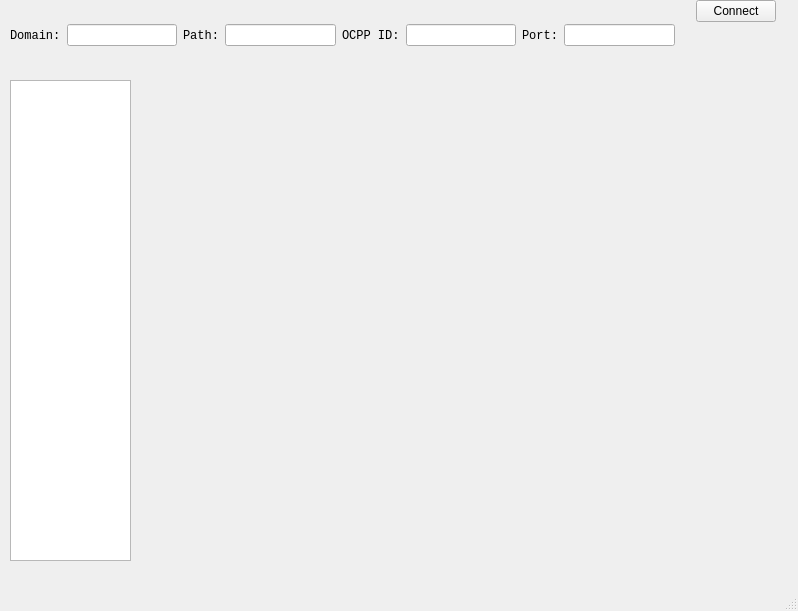
Qt form src/window/ui/main_form.ui (triplearon/ChargerSimulator-OCPP16J) before a commit.
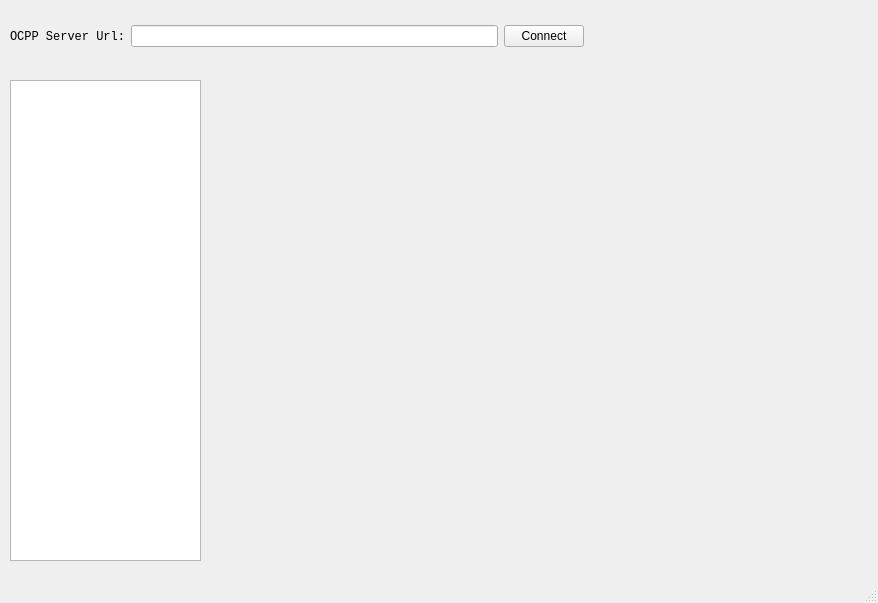
The same form after that commit.

```diff
--- a/src/window/ui/main_form.ui
+++ b/src/window/ui/main_form.ui
@@ -6,8 +6,8 @@
    <rect>
     <x>0</x>
     <y>0</y>
-    <width>798</width>
-    <height>611</height>
+    <width>878</width>
+    <height>603</height>
    </rect>
   </property>
   <property name="windowTitle">
@@ -19,59 +19,27 @@
      <rect>
       <x>10</x>
       <y>80</y>
-      <width>121</width>
+      <width>191</width>
       <height>481</height>
      </rect>
     </property>
+    <property name="editTriggers">
+     <set>QAbstractItemView::NoEditTriggers</set>
+    </property>
+    <property name="batchSize">
+     <number>16</number>
+    </property>
    </widget>
-   <widget class="QWidget" name="">
+   <widget class="QWidget" name="layoutWidget">
     <property name="geometry">
      <rect>
       <x>10</x>
       <y>0</y>
-      <width>781</width>
-      <height>71</height>
+      <width>861</width>
+      <height>73</height>
      </rect>
     </property>
-    <layout class="QHBoxLayout" name="horizontalLayout" stretch="0,1,0,1,0,1,0,1,1">
-     <item>
-      <widget class="QLabel" name="label_2">
-       <property name="font">
-        <font>
-         <family>Consolas</family>
-        </font>
-       </property>
-       <property name="text">
-        <string>Domain:</string>
-       </property>
-      </widget>
-     </item>
-     <item>
-      <widget class="QLineEdit" name="domainLineEdit">
-       <property name="text">
-        <string/>
-       </property>
-      </widget>
-     </item>
-     <item>
-      <widget class="QLabel" name="label_3">
-       <property name="font">
-        <font>
-         <family>Consolas</family>
-        </font>
-       </property>
-       <property name="text">
-        <string>Path:</string>
-       </property>
-      </widget>
-     </item>
-     <item>
-      <widget class="QLineEdit" name="pathLineEdit">
-       <property name="text">
-        <string/>
-       </property>
-      </widget>
-     </item>
+    <layout class="QHBoxLayout" name="horizontalLayout" stretch="0,0,0">
      <item>
       <widget class="QLabel" name="label">
        <property name="font">
@@ -80,53 +48,17 @@
         </font>
        </property>
        <property name="text">
-        <string>OCPP ID:</string>
+        <string>OCPP Server Url:</string>
        </property>
       </widget>
      </item>
      <item>
-      <widget class="QLineEdit" name="ocppIdLineEdit">
-       <property name="text">
-        <string/>
-       </property>
-      </widget>
+      <widget class="QLineEdit" name="urlLineEdit"/>
      </item>
      <item>
-      <widget class="QLabel" name="label_4">
-       <property name="font">
-        <font>
-         <family>Consolas</family>
-        </font>
-       </property>
-       <property name="text">
-        <string>Port:</string>
-       </property>
-      </widget>
-     </item>
-     <item>
-      <widget class="QLineEdit" name="portLineEdit">
-       <property name="text">
-        <string/>
-       </property>
-      </widget>
-     </item>
-     <item>
-      <layout class="QVBoxLayout" name="verticalLayout" stretch="1,3">
+      <layout class="QVBoxLayout" name="verticalLayout" stretch="1">
        <item>
-        <layout class="QHBoxLayout" name="horizontalLayout_2">
-         <item>
-          <spacer name="horizontalSpacer">
-           <property name="orientation">
-            <enum>Qt::Horizontal</enum>
-           </property>
-           <property name="sizeHint" stdset="0">
-            <size>
-             <width>40</width>
-             <height>20</height>
-            </size>
-           </property>
-          </spacer>
-         </item>
+        <layout class="QHBoxLayout" name="horizontalLayout_2" stretch="0,5,1">
          <item>
           <widget class="QPushButton" name="connectButton">
            <property name="text">
@@ -140,6 +72,16 @@
            </property>
           </widget>
          </item>
+         <item>
+          <widget class="QLabel" name="connectPromptLabel">
+           <property name="text">
+            <string/>
+           </property>
+           <property name="alignment">
+            <set>Qt::AlignCenter</set>
+           </property>
+          </widget>
+         </item>
          <item>
           <spacer name="horizontalSpacer_2">
            <property name="orientation">
@@ -155,13 +97,6 @@
          </item>
         </layout>
        </item>
-       <item>
-        <widget class="QLabel" name="connectPrompt">
-         <property name="text">
-          <string/>
-         </property>
-        </widget>
-       </item>
       </layout>
      </item>
     </layout>
@@ -172,7 +107,7 @@
     <rect>
      <x>0</x>
      <y>0</y>
-     <width>798</width>
+     <width>878</width>
      <height>22</height>
     </rect>
    </property>
```
Left out of the diff: 6 changed lines with no effect on the pictures.
